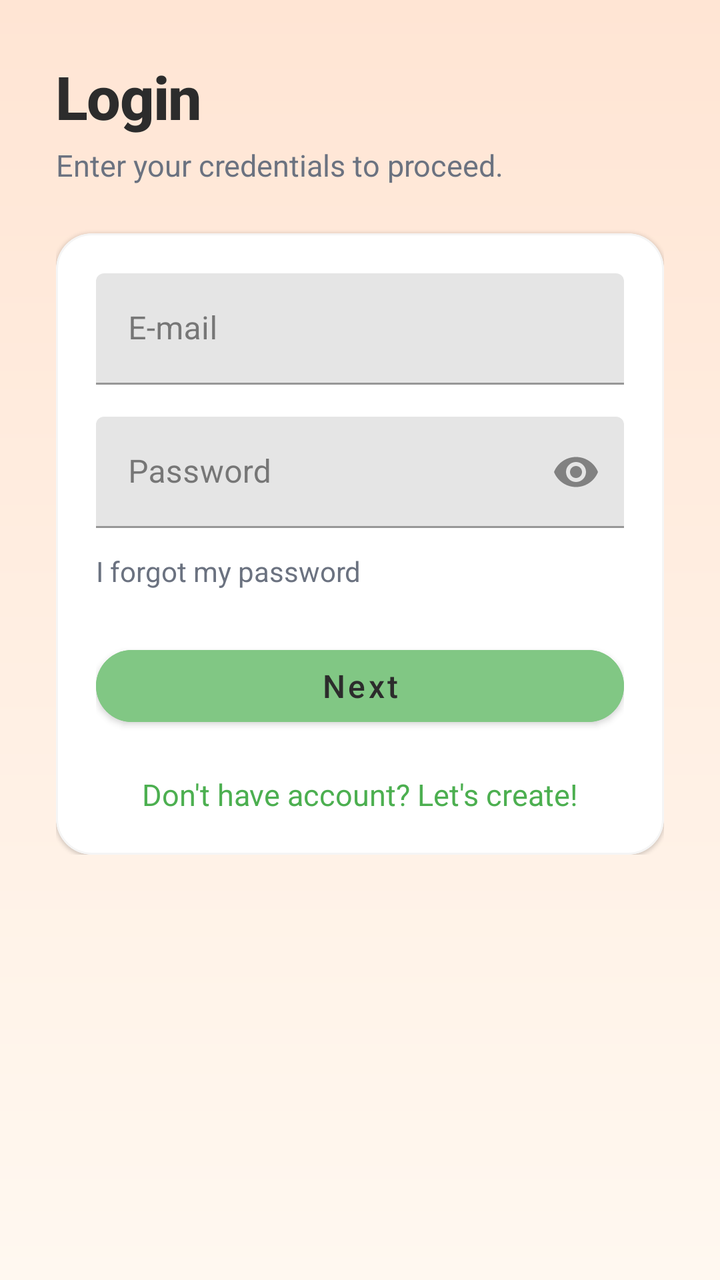
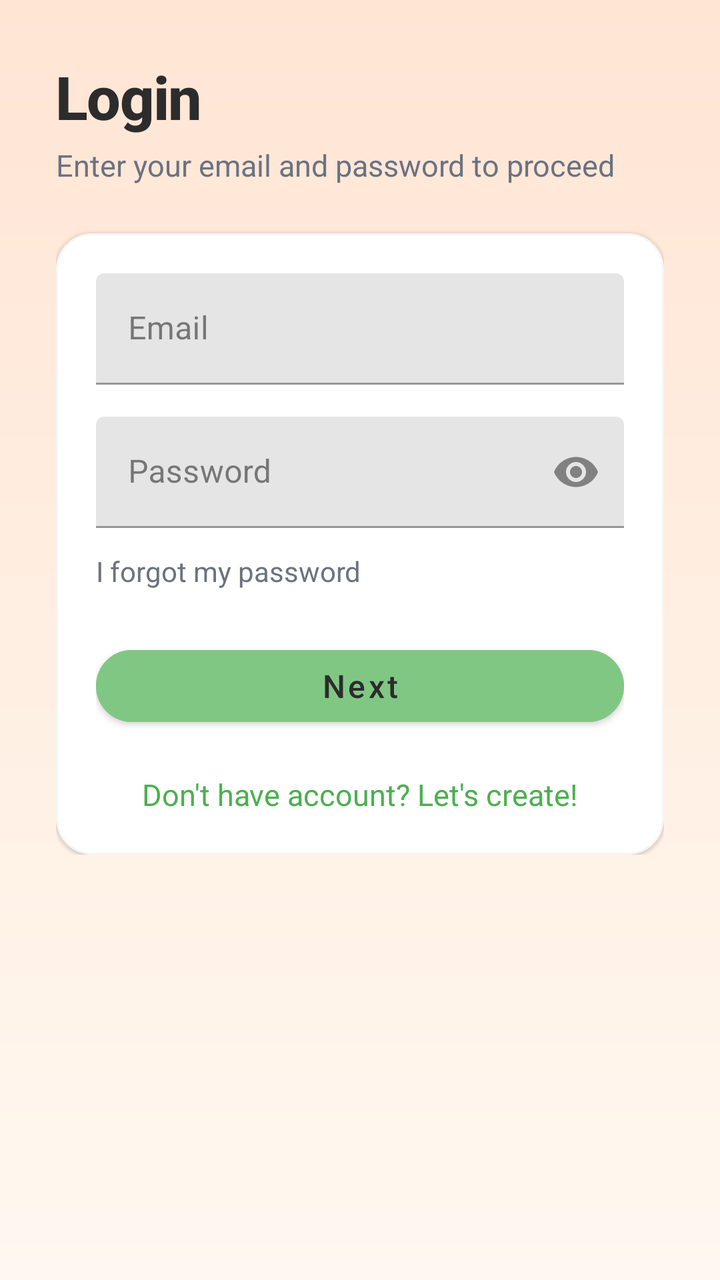

The first picture is an Android layout as it rendered before a commit; the second is the same layout after the commit. The layout source and the unified diff follow.
<!-- AndroidManifest.xml: application theme Theme.Group4mco -->
<!-- res/layout/activity_login.xml -->
<?xml version="1.0" encoding="utf-8"?>
<ScrollView xmlns:android="http://schemas.android.com/apk/res/android"
    xmlns:app="http://schemas.android.com/apk/res-auto"
    android:layout_width="match_parent"
    android:layout_height="match_parent"
    android:background="@drawable/bg_app_gradient">

    <LinearLayout
        android:layout_width="match_parent"
        android:layout_height="wrap_content"
        android:orientation="vertical"
        android:padding="28dp">

        <TextView
            android:layout_width="wrap_content"
            android:layout_height="wrap_content"
            android:text="Login"
            android:textAppearance="@style/TextAppearance.Consistify.Headline"
            android:textColor="@color/color_on_surface"
            android:textSize="30sp" />

        <TextView
            android:layout_width="wrap_content"
            android:layout_height="wrap_content"
            android:layout_marginTop="4dp"
            android:text="Enter your credentials to proceed."
            android:textAppearance="@style/TextAppearance.Consistify.BodySecondary"
            android:textColor="@color/color_on_surface_secondary"
            android:textSize="15sp" />

        <com.google.android.material.card.MaterialCardView
            android:layout_width="match_parent"
            android:layout_height="wrap_content"
            android:layout_marginTop="24dp"
            app:cardBackgroundColor="@color/color_surface"
            app:cardCornerRadius="@dimen/card_corner_radius"
            app:strokeColor="@color/color_surface_alt"
            app:strokeWidth="1dp">

            <LinearLayout
                android:layout_width="match_parent"
                android:layout_height="wrap_content"
                android:orientation="vertical"
                android:padding="@dimen/card_padding">

                <com.google.android.material.textfield.TextInputLayout
                    android:layout_width="match_parent"
                    android:layout_height="wrap_content"
                    android:hint="E-mail"
                    app:boxBackgroundMode="filled">

                    <com.google.android.material.textfield.TextInputEditText
                        android:id="@+id/emailInput"
                        android:layout_width="match_parent"
                        android:layout_height="wrap_content"
                        android:inputType="textEmailAddress" />

                </com.google.android.material.textfield.TextInputLayout>

                <com.google.android.material.textfield.TextInputLayout
                    android:layout_width="match_parent"
                    android:layout_height="wrap_content"
                    android:layout_marginTop="16dp"
                    android:hint="Password"
                    app:boxBackgroundMode="filled"
                    app:endIconMode="password_toggle">

                    <com.google.android.material.textfield.TextInputEditText
                        android:id="@+id/passwordInput"
                        android:layout_width="match_parent"
                        android:layout_height="wrap_content"
                        android:inputType="textPassword" />

                </com.google.android.material.textfield.TextInputLayout>

                <TextView
                    android:layout_width="wrap_content"
                    android:layout_height="wrap_content"
                    android:layout_marginTop="12dp"
                    android:text="I forgot my password"
                    android:textColor="@color/color_on_surface_secondary"
                    android:textSize="14sp" />

                <com.google.android.material.button.MaterialButton
                    android:id="@+id/loginBtn"
                    style="@style/Widget.MaterialComponents.Button"
                    android:layout_width="match_parent"
                    android:layout_height="wrap_content"
                    android:layout_marginTop="24dp"
                    android:backgroundTint="@color/onboarding_light_green"
                    android:text="Next"
                    android:textAllCaps="false"
                    android:textColor="@color/color_on_surface"
                    android:textSize="16sp"
                    app:cornerRadius="24dp" />

                <TextView
                    android:id="@+id/toRegister"
                    android:layout_width="wrap_content"
                    android:layout_height="wrap_content"
                    android:layout_gravity="center_horizontal"
                    android:layout_marginTop="20dp"
                    android:text="Don't have account? Let's create!"
                    android:textColor="@color/color_primary"
                    android:textSize="15sp" />

            </LinearLayout>
        </com.google.android.material.card.MaterialCardView>

    </LinearLayout>
</ScrollView>
<!-- resources referenced by this layout -->
<resources>
  <color name="color_on_surface">#2C2C2C</color>
  <color name="color_on_surface_secondary">#6B7280</color>
  <color name="color_primary">#4CAF50</color>
  <color name="color_surface">#FFFFFF</color>
  <color name="color_surface_alt">#F5F5F5</color>
  <color name="onboarding_light_green">#81C784</color>
  <dimen name="card_corner_radius">18dp</dimen>
  <dimen name="card_padding">20dp</dimen>
  <!-- drawable bg_app_gradient (drawable) -->
  <?xml version="1.0" encoding="utf-8"?>
  <shape xmlns:android="http://schemas.android.com/apk/res/android">
      <gradient
          android:startColor="@color/gradient_start"
          android:endColor="@color/gradient_end"
          android:angle="270" />
  </shape>
  <style name="TextAppearance.Consistify.BodySecondary">
          <item name="android:fontFamily">@string/font_family_body</item>
          <item name="android:textSize">14sp</item>
          <item name="android:textColor">@color/color_on_surface_secondary</item>
      </style>
  <style name="TextAppearance.Consistify.Headline">
          <item name="android:fontFamily">@string/font_family_heading</item>
          <item name="android:textSize">28sp</item>
          <item name="android:textColor">@color/color_on_surface</item>
          <item name="android:textStyle">bold</item>
          <item name="android:letterSpacing">-0.02</item>
      </style>
  <style name="Theme.Group4mco" parent="Theme.MaterialComponents.DayNight.NoActionBar">
          <item name="colorPrimary">@color/color_primary</item>
          <item name="colorPrimaryVariant">@color/color_primary_dark</item>
          <item name="colorSecondary">@color/color_secondary</item>
          <item name="android:colorBackground">@color/color_background</item>
          <item name="colorOnPrimary">@color/color_on_primary</item>
          <item name="colorOnSecondary">@color/color_surface</item>
          <item name="colorOnBackground">@color/color_on_surface</item>
          <item name="colorOnSurface">@color/color_on_surface</item>
          <item name="android:statusBarColor">@android:color/transparent</item>
          <item name="android:navigationBarColor">@android:color/white</item>
          <item name="android:windowLightStatusBar">true</item>
      </style>
  <color name="gradient_start">#FFE5D4</color>
  <color name="gradient_end">#FFF8F0</color>
  <string name="font_family_body">sans-serif</string>
  <string name="font_family_heading">sans-serif-medium</string>
  <color name="color_primary_dark">#388E3C</color>
  <color name="color_secondary">#FF8E72</color>
  <color name="color_background">#FFF8F0</color>
  <color name="color_on_primary">#FFFFFF</color>
</resources>

<!-- the commit's change to res/layout/activity_login.xml (unified diff, before → after) -->
@@ -23,7 +23,7 @@
             android:layout_width="wrap_content"
             android:layout_height="wrap_content"
             android:layout_marginTop="4dp"
-            android:text="Enter your credentials to proceed."
+            android:text="Enter your email and password to proceed"
             android:textAppearance="@style/TextAppearance.Consistify.BodySecondary"
             android:textColor="@color/color_on_surface_secondary"
             android:textSize="15sp" />
@@ -46,7 +46,7 @@
                 <com.google.android.material.textfield.TextInputLayout
                     android:layout_width="match_parent"
                     android:layout_height="wrap_content"
-                    android:hint="E-mail"
+                    android:hint="Email"
                     app:boxBackgroundMode="filled">
 
                     <com.google.android.material.textfield.TextInputEditText
